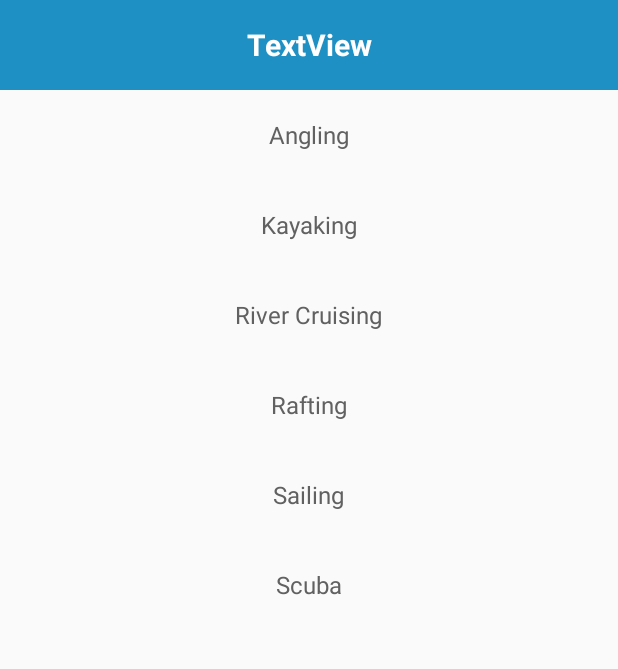
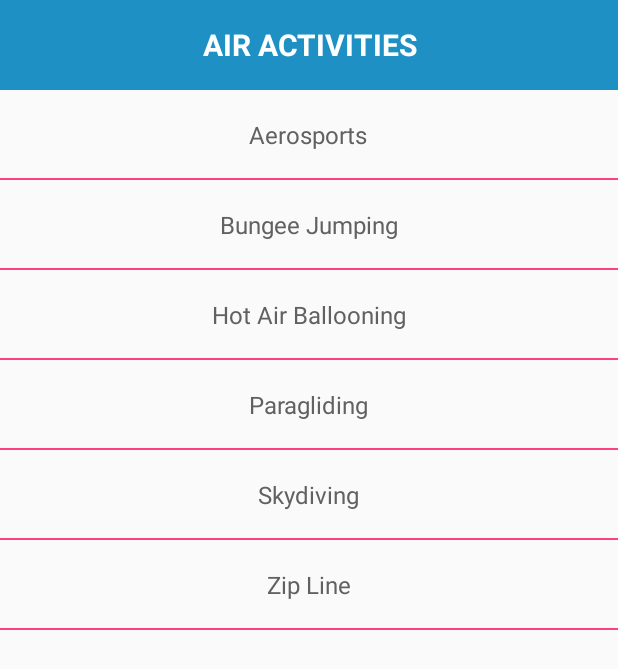
Before and after one commit to kdyadav22/Roamify, an Android app: the screen it shows after launch (ActivitiesList), after a tap on "AIR ACTIVITIES", on a phone screen of 412 x 824 dp. Shown: the top 669 px of the screen. Run offline under Robolectric (Android 15) with nearby library versions, the phone set to English and light mode, and no system bars.

```diff
--- a/app/src/main/AndroidManifest.xml
+++ b/app/src/main/AndroidManifest.xml
@@ -4,9 +4,8 @@
 
     <application
         android:allowBackup="true"
-        android:icon="@mipmap/ic_launcher"
+        android:icon="@drawable/ic_launcher"
         android:label="@string/app_name"
-        android:roundIcon="@mipmap/ic_launcher_round"
         android:supportsRtl="true"
         android:theme="@style/FullscreenTheme">
         <activity android:name=".activity.Splash">
--- a/app/src/main/java/com/roamify/travel/activity/ActivitiesList.java
+++ b/app/src/main/java/com/roamify/travel/activity/ActivitiesList.java
@@ -1,18 +1,17 @@
 package com.roamify.travel.activity;
 
+import android.os.Bundle;
 import android.support.v7.app.AppCompatActivity;
-import android.os.Bundle;
 import android.support.v7.widget.DefaultItemAnimator;
-import android.support.v7.widget.GridLayoutManager;
 import android.support.v7.widget.LinearLayoutManager;
 import android.support.v7.widget.RecyclerView;
+import android.view.InflateException;
+import android.widget.TextView;
 import android.widget.Toast;
 
 import com.roamify.travel.R;
 import com.roamify.travel.adapters.ActivitiesRVAdapter;
-import com.roamify.travel.adapters.MenuGridRVAdapter;
 import com.roamify.travel.listeners.ActivityItemClickListener;
-import com.roamify.travel.listeners.MenuItemClickListener;
 import com.roamify.travel.models.RawDataModel;
 import com.roamify.travel.rawdata.RawData;
 
@@ -20,7 +19,8 @@ public class ActivitiesList extends AppCompatActivity implements ActivityItemCli
 
     public static ActivityItemClickListener activityItemClickListener;
     static ActivitiesList mInstance;
-    private RecyclerView mRecyclerView;
+    TextView headerTextView;
+    RawDataModel rawDataModel = new RawDataModel();
 
     public static synchronized ActivitiesList getInstance() {
         return mInstance;
@@ -31,18 +31,60 @@ public class ActivitiesList extends AppCompatActivity implements ActivityItemCli
         super.onCreate(savedInstanceState);
         setContentView(R.layout.activity_activities_list);
         activityItemClickListener = this;
-        mRecyclerView = (RecyclerView) findViewById(R.id.rv_recyclerView);
+        final RecyclerView mRecyclerView = (RecyclerView) findViewById(R.id.rv_recyclerView);
+        headerTextView = (TextView) findViewById(R.id.tv_headerTitle);
         try {
             RecyclerView.LayoutManager mLayoutManager = new LinearLayoutManager(getApplicationContext());
             mRecyclerView.setLayoutManager(mLayoutManager);
             mRecyclerView.setHasFixedSize(true);
             mRecyclerView.setItemAnimator(new DefaultItemAnimator());
+        } catch (InflateException ie) {
+            ie.getMessage();
+        }
 
-            //RawDataModel rawDataModel = (RawDataModel) getIntent().getSerializableExtra("obj");
-            mRecyclerView.setAdapter(new ActivitiesRVAdapter(RawData.setWaterActivity(), ActivitiesList.getInstance()));
+        try {
+            if (getIntent().hasExtra("title")) {
+                headerTextView.setText(getIntent().getStringExtra("title"));
+            }
         } catch (Exception ex) {
             ex.printStackTrace();
         }
+
+        new Thread(new Runnable() {
+            @Override
+            public void run() {
+                try {
+            /*Bundle bundle = getIntent().getExtras();
+            ObjectA obj = bundle.getParcelable("obj");
+
+            Log.i("---------- Id   ",":: "+obj.getIntValue());
+            Log.i("---------- Name ",":: "+obj.getStrValue());*/
+
+                    switch (getIntent().hasExtra("title") ? getIntent().getStringExtra("title") : "") {
+                        case "WATER ACTIVITIES": {
+                            rawDataModel.setActivityModelarrayList(RawData.setWaterActivity());
+                            break;
+                        }
+                        case "AIR ACTIVITIES": {
+                            rawDataModel.setActivityModelarrayList(RawData.setAirActivity());
+                            break;
+                        }
+                        case "LAND ACTIVITIES": {
+                            rawDataModel.setActivityModelarrayList(RawData.setLandActivity());
+                            break;
+                        }
+                        case "DESTINATIONS": {
+                            rawDataModel.setActivityModelarrayList(RawData.setDestination());
+                            break;
+                        }
+                    }
+                    //ArrayList<ActivityModel> rawDataModel = (ArrayList<ActivityModel>) getIntent().getSerializableExtra("obj");
+                    mRecyclerView.setAdapter(new ActivitiesRVAdapter(rawDataModel.getActivityModelarrayList(), ActivitiesList.getInstance()));
+                } catch (Exception ex) {
+                    ex.printStackTrace();
+                }
+            }
+        }).start();
     }
 
     @Override
--- a/app/src/main/java/com/roamify/travel/activity/MenuPage.java
+++ b/app/src/main/java/com/roamify/travel/activity/MenuPage.java
@@ -2,19 +2,17 @@ package com.roamify.travel.activity;
 
 import android.content.Intent;
 import android.os.Bundle;
-import android.service.notification.NotificationListenerService;
 import android.support.v7.app.AppCompatActivity;
 import android.support.v7.widget.DefaultItemAnimator;
 import android.support.v7.widget.GridLayoutManager;
 import android.support.v7.widget.RecyclerView;
-import android.widget.Toast;
+import android.view.Display;
+import android.widget.LinearLayout;
 
 import com.roamify.travel.R;
 import com.roamify.travel.adapters.MenuGridRVAdapter;
 import com.roamify.travel.listeners.MenuItemClickListener;
 import com.roamify.travel.models.MenuItemModel;
-import com.roamify.travel.models.RawDataModel;
-import com.roamify.travel.rawdata.RawData;
 
 import java.util.ArrayList;
 
@@ -22,24 +20,38 @@ public class MenuPage extends AppCompatActivity implements MenuItemClickListener
 
     public static MenuItemClickListener menuItemClickListener;
     static MenuPage mInstance;
-    private RecyclerView mMenuListRecyclerView;
+    LinearLayout top_image_portion, rv_list_portion;
 
     public static synchronized MenuPage getInstance() {
         return mInstance;
     }
+
+    int listViewHeight;
+    int totalHeight;
 
     @Override
     protected void onCreate(Bundle savedInstanceState) {
         super.onCreate(savedInstanceState);
         setContentView(R.layout.activity_menu_page);
         menuItemClickListener = this;
-        mMenuListRecyclerView = (RecyclerView) findViewById(R.id.rv_menu);
+        RecyclerView mMenuListRecyclerView = (RecyclerView) findViewById(R.id.rv_menu);
         GridLayoutManager mLayoutManager2 = new GridLayoutManager(getApplicationContext(), 2);
         mMenuListRecyclerView.setLayoutManager(mLayoutManager2);
         mMenuListRecyclerView.setHasFixedSize(true);
         mMenuListRecyclerView.setItemAnimator(new DefaultItemAnimator());
+
+        top_image_portion = (LinearLayout) findViewById(R.id.ll_top_image_portion);
+        rv_list_portion = (LinearLayout) findViewById(R.id.ll_activity_rowLayout);
+
         try {
-            mMenuListRecyclerView.setAdapter(new MenuGridRVAdapter(setMenuData(), MenuPage.getInstance()));
+            Display mDisplay = getWindowManager().getDefaultDisplay();
+            listViewHeight = mDisplay.getHeight() - (mDisplay.getHeight() / 3);
+        } catch (Exception ex) {
+            ex.printStackTrace();
+        }
+
+        try {
+            mMenuListRecyclerView.setAdapter(new MenuGridRVAdapter(setMenuData(), MenuPage.getInstance(), listViewHeight / 4));
         } catch (Exception ex) {
             ex.printStackTrace();
         }
@@ -47,19 +59,18 @@ public class MenuPage extends AppCompatActivity implements MenuItemClickListener
 
     @Override
     public void menuClicked(int position) {
-        Toast.makeText(getApplicationContext(), "Selected Menu at pos " + position + " is " + setMenuData().get(position).getTitle(), Toast.LENGTH_LONG).show();
+        //Toast.makeText(getApplicationContext(), "Selected Menu at pos " + position + " is " + setMenuData().get(position).getTitle(), Toast.LENGTH_LONG).show();
         Intent intent = null;
         switch (setMenuData().get(position).getTitle()) {
             case "HOTELS": {
-
                 break;
             }
             case "WATER ACTIVITIES": {
                 try {
-                    RawDataModel rawDataModel = new RawDataModel();
-                    rawDataModel.setActivityModelarrayList(RawData.setWaterActivity());
+                    //ArrayList<ActivityModel> rawDataModel = RawData.setWaterActivity();
                     intent = new Intent(getApplicationContext(), ActivitiesList.class);
-                    intent.putExtra("obj", rawDataModel);
+                    //intent.putExtra("obj", rawDataModel);
+                    intent.putExtra("title", "WATER ACTIVITIES");
                     startActivity(intent);
                 } catch (Exception ex) {
                     ex.printStackTrace();
@@ -68,10 +79,10 @@ public class MenuPage extends AppCompatActivity implements MenuItemClickListener
             }
             case "AIR ACTIVITIES": {
                 try {
-                    RawDataModel rawDataModel = new RawDataModel();
-                    rawDataModel.setActivityModelarrayList(RawData.setAirActivity());
+                    //ArrayList<ActivityModel> rawDataModel = RawData.setAirActivity();
                     intent = new Intent(getApplicationContext(), ActivitiesList.class);
-                    intent.putExtra("obj", rawDataModel);
+                    //intent.putExtra("obj", rawDataModel);
+                    intent.putExtra("title", "AIR ACTIVITIES");
                     startActivity(intent);
                 } catch (Exception ex) {
                     ex.printStackTrace();
@@ -80,10 +91,10 @@ public class MenuPage extends AppCompatActivity implements MenuItemClickListener
             }
             case "LAND ACTIVITIES": {
                 try {
-                    RawDataModel rawDataModel = new RawDataModel();
-                    rawDataModel.setActivityModelarrayList(RawData.setLandActivity());
+                    //ArrayList<ActivityModel> rawDataModel = RawData.setLandActivity();
                     intent = new Intent(getApplicationContext(), ActivitiesList.class);
-                    intent.putExtra("obj", rawDataModel);
+                    //intent.putExtra("obj", rawDataModel);
+                    intent.putExtra("title", "LAND ACTIVITIES");
                     startActivity(intent);
                 } catch (Exception ex) {
                     ex.printStackTrace();
@@ -101,11 +112,10 @@ public class MenuPage extends AppCompatActivity implements MenuItemClickListener
             }
             case "DESTINATIONS": {
                 try {
-                    RawDataModel rawDataModel = new RawDataModel();
-                    rawDataModel.setActivityModelarrayList(RawData.setDestination());
+                    //ArrayList<ActivityModel> rawDataModel = RawData.setDestination();
                     intent = new Intent(getApplicationContext(), ActivitiesList.class);
-                    intent.putExtra("obj", rawDataModel);
-                    intent.putExtra("isDestinations", true);
+                    //intent.putExtra("obj", rawDataModel);
+                    intent.putExtra("title", "DESTINATIONS");
                     startActivity(intent);
                 } catch (Exception ex) {
                     ex.printStackTrace();
--- a/app/src/main/java/com/roamify/travel/adapters/ActivitiesRVAdapter.java
+++ b/app/src/main/java/com/roamify/travel/adapters/ActivitiesRVAdapter.java
@@ -17,12 +17,13 @@ import java.util.ArrayList;
  */
 
 public class ActivitiesRVAdapter extends RecyclerView.Adapter<ActivityViewHandler> {
-    private ActivityModel activityModel = new ActivityModel();
+    //private ActivityModel activityModel = new ActivityModel();
     private Activity activity;
-
+    ArrayList<ActivityModel> activityModels;
     public ActivitiesRVAdapter(ArrayList<ActivityModel> activityModels, Activity activity) {
         this.activity = activity;
-        activityModel.setActivityModels(activityModels);
+        //activityModel.setActivityModels(activityModels);
+        this.activityModels = activityModels;
     }
 
     @Override
@@ -33,8 +34,7 @@ public class ActivitiesRVAdapter extends RecyclerView.Adapter<ActivityViewHandle
 
     @Override
     public void onBindViewHolder(ActivityViewHandler holder, int position) {
-        final ActivityModel data = activityModel.getActivityModels().get(position);
-        activityModel.setPosition(position);
+        final ActivityModel data = activityModels.get(position);
         if (data != null) {
             try {
                 holder.tv_Title.setText(data.getActivityName());
@@ -52,7 +52,7 @@ public class ActivitiesRVAdapter extends RecyclerView.Adapter<ActivityViewHandle
 
     @Override
     public int getItemCount() {
-        return activityModel.getActivityModels().size();
+        return activityModels.size();
     }
 
 }
--- a/app/src/main/java/com/roamify/travel/adapters/MenuGridRVAdapter.java
+++ b/app/src/main/java/com/roamify/travel/adapters/MenuGridRVAdapter.java
@@ -19,10 +19,12 @@ import java.util.ArrayList;
 public class MenuGridRVAdapter extends RecyclerView.Adapter<MenuViewHandler> {
     private MenuItemModel menuItemModel = new MenuItemModel();
     private Activity activity;
+    int menuHeight;
 
-    public MenuGridRVAdapter(ArrayList<MenuItemModel> menuItemModels, Activity activity) {
+    public MenuGridRVAdapter(ArrayList<MenuItemModel> menuItemModels, Activity activity, int menuHeight) {
         this.activity = activity;
         menuItemModel.setMenuItemModels(menuItemModels);
+        this.menuHeight = menuHeight;
     }
 
     @Override
@@ -39,6 +41,8 @@ public class MenuGridRVAdapter extends RecyclerView.Adapter<MenuViewHandler> {
         if (data != null) {
             try {
                 holder.tv_Title.setText(data.getTitle());
+                if (menuHeight > 0)
+                    holder.ll_rowLayout.getLayoutParams().height = menuHeight;
                 holder.ll_rowLayout.setBackgroundResource(data.getDrawable());
             } catch (Exception e) {
                 e.getMessage();
--- a/app/src/main/java/com/roamify/travel/models/ActivityModel.java
+++ b/app/src/main/java/com/roamify/travel/models/ActivityModel.java
@@ -6,7 +6,7 @@ import java.util.ArrayList;
  * Created by Kapil on 28/09/17.
  */
 
-public class ActivityModel {
+public class ActivityModel{
     public String getActivityName() {
         return activityName;
     }
--- a/app/src/main/java/com/roamify/travel/models/RawDataModel.java
+++ b/app/src/main/java/com/roamify/travel/models/RawDataModel.java
@@ -1,20 +1,18 @@
 package com.roamify.travel.models;
 
-import java.io.Serializable;
 import java.util.ArrayList;
 
 /**
  * Created by Kapil on 28/09/17.
  */
 
-public class RawDataModel implements Serializable{
+public class RawDataModel{
     public ArrayList<ActivityModel> getActivityModelarrayList() {
         return activityModelarrayList;
     }
 
-    public void setActivityModelarrayList(ArrayList<ActivityModel> activityModelarrayList) {
+    public void setActivityModelarrayList(ArrayList<ActivityModel>  activityModelarrayList) {
         this.activityModelarrayList = activityModelarrayList;
     }
-
-    transient ArrayList<ActivityModel> activityModelarrayList;
+    ArrayList<ActivityModel> activityModelarrayList;
 }
--- a/app/src/main/java/com/roamify/travel/rawdata/RawData.java
+++ b/app/src/main/java/com/roamify/travel/rawdata/RawData.java
@@ -1,12 +1,8 @@
 package com.roamify.travel.rawdata;
 
-import com.roamify.travel.R;
 import com.roamify.travel.models.ActivityModel;
-import com.roamify.travel.models.DestinationModel;
 import com.roamify.travel.models.HotelsModel;
-import com.roamify.travel.models.MenuItemModel;
 
-import java.io.Serializable;
 import java.util.ArrayList;
 
 /**
@@ -131,7 +127,7 @@ public class RawData {
 
         ActivityModel title5 = new ActivityModel();
         title5.setActivityName("Sailing");
-        title5.setActivityId("5");
+        title5.setActivityId("w5");
         arrayList.add(title5);
 
         ActivityModel title6 = new ActivityModel();
--- a/app/src/main/res/layout/activity_list_item.xml
+++ b/app/src/main/res/layout/activity_list_item.xml
@@ -21,4 +21,9 @@
             android:textColor="@color/md_grey_700"
             android:textSize="16dp" />
     </LinearLayout>
+    <LinearLayout
+        android:layout_width="match_parent"
+        android:layout_alignParentBottom="true"
+        android:background="@color/colorAccent"
+        android:layout_height="1dp"></LinearLayout>
 </RelativeLayout>
--- a/app/src/main/res/layout/activity_menu_page.xml
+++ b/app/src/main/res/layout/activity_menu_page.xml
@@ -12,6 +12,7 @@
         android:orientation="vertical">
 
         <LinearLayout
+            android:id="@+id/ll_top_image_portion"
             android:layout_width="match_parent"
             android:layout_height="0dp"
             android:layout_weight=".30">
@@ -24,6 +25,7 @@
         </LinearLayout>
 
         <LinearLayout
+            android:id="@+id/ll_rv_portion"
             android:layout_width="match_parent"
             android:layout_height="0dp"
             android:layout_weight=".70">
--- a/app/src/main/res/layout/activity_splash.xml
+++ b/app/src/main/res/layout/activity_splash.xml
@@ -9,7 +9,10 @@
     <TextView
         android:layout_width="wrap_content"
         android:layout_height="wrap_content"
-        android:text="Hello World!"
+        android:text="Roamify"
+        android:textSize="45dp"
+        android:textStyle="bold"
+        android:textColor="@color/colorAccent"
         app:layout_constraintBottom_toBottomOf="parent"
         app:layout_constraintLeft_toLeftOf="parent"
         app:layout_constraintRight_toRightOf="parent"
--- a/app/src/main/res/values/strings.xml
+++ b/app/src/main/res/values/strings.xml
@@ -1,5 +1,5 @@
 <resources>
-    <string name="app_name">Romify</string>
+    <string name="app_name">Roamify</string>
     <string name="hotels">HOTELS</string>
     <string name="water_activity">WATER ACTIVITIES</string>
     <string name="air_activity">AIR ACTIVITIES</string>
```
Also changed, not shown: app/src/main/java/com/roamify/travel/models/ObjectA.java (added, +137 -0 lines), app/src/main/res/drawable/ic_launcher.png (added).
